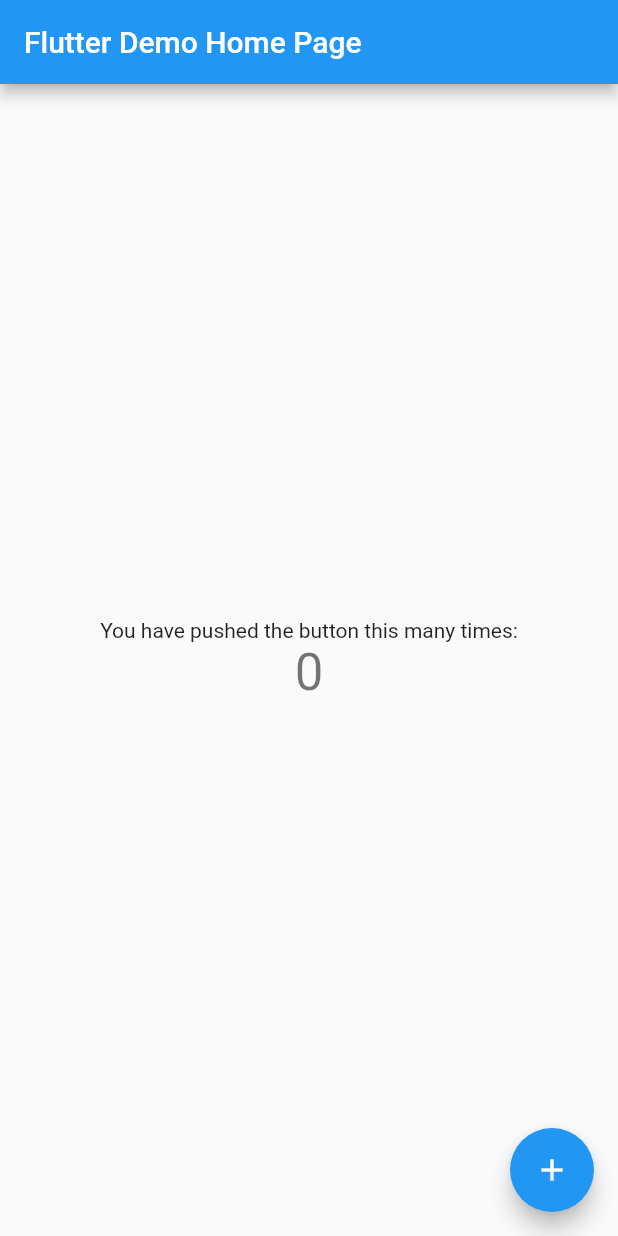
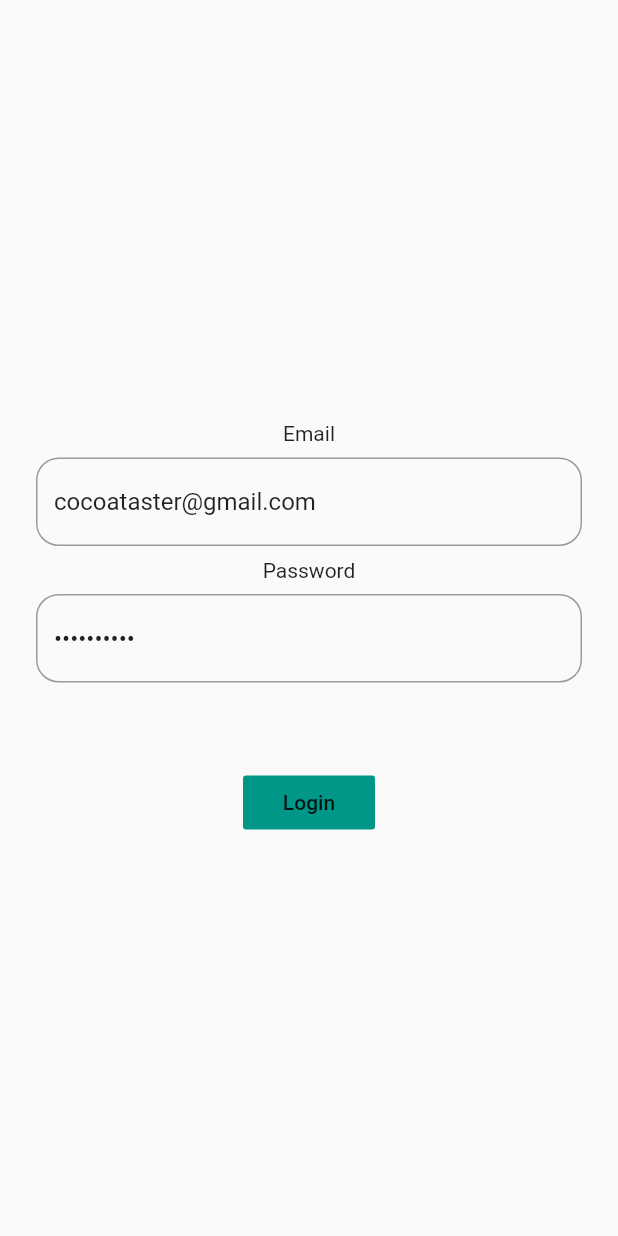
Before and after one commit to cocoataster/KCB-MVP, a Flutter app: the screen it shows after launch, on a phone screen of 412 x 824 dp. Run offline on Flutter 3.47's test engine with Material 2 defaults, Android fonts, the phone set to English and light mode, and no system bars; our stand-ins replace flutter_secure_storage, get_it.

Commit message:
Add: Login model, screen and api call

```diff
--- /dev/null
+++ b/lib/core/services/api.dart
@@ -0,0 +1,32 @@
+import 'package:http/http.dart' as http;
+import 'package:sounds_good/core/services/storage.dart';
+
+class Api {
+  static const endpoint = 'http://ec2-52-87-34-66.compute-1.amazonaws.com';
+
+  var client = http.Client();
+
+  Future createUser(String email, String password) async {
+    var body = {"email": email, "password": password};
+
+    var response = await client.post('$endpoint/users/create', body: body);
+    print(response.body);
+  }
+
+  Future<bool> login(String email, String password) async {
+    var body = {"email": email, "password": password};
+
+    var response = await client.post('$endpoint/users/login', body: body);
+    print('Login response: ${response.body}');
+
+    switch (response.statusCode) {
+      case 200:
+        Storage.saveUserId(response.headers["id"]);
+        Storage.saveToken(response.headers["authorization"]);
+
+        return true;
+      default:
+        return false;
+    }
+  }
+}
--- /dev/null
+++ b/lib/core/viewmodels/login_model.dart
@@ -0,0 +1,23 @@
+import 'package:sounds_good/core/services/api.dart';
+import 'base_model.dart';
+import 'package:sounds_good/locator.dart';
+
+class LoginModel extends BaseModel {
+  final Api _api = locator<Api>();
+
+  Future<bool> login(String email, String password) async {
+    setState(ViewState.Busy);
+
+    if (email.isEmpty || password.isEmpty) {
+      setState(ViewState.Idle);
+
+      return false;
+    }
+
+    var success = await _api.login(email, password);
+
+    setState(ViewState.Idle);
+
+    return success;
+  }
+}
--- a/lib/main.dart
+++ b/lib/main.dart
@@ -1,111 +1,20 @@
 import 'package:flutter/material.dart';
+import 'package:sounds_good/locator.dart';
+import 'package:sounds_good/screens/router.dart';
 
-void main() => runApp(MyApp());
+void main() {
+  setupLocator();
+  runApp(MyApp());
+}
 
 class MyApp extends StatelessWidget {
-  // This widget is the root of your application.
   @override
   Widget build(BuildContext context) {
     return MaterialApp(
-      title: 'Flutter Demo',
-      theme: ThemeData(
-        // This is the theme of your application.
-        //
-        // Try running your application with "flutter run". You'll see the
-        // application has a blue toolbar. Then, without quitting the app, try
-        // changing the primarySwatch below to Colors.green and then invoke
-        // "hot reload" (press "r" in the console where you ran "flutter run",
-        // or simply save your changes to "hot reload" in a Flutter IDE).
-        // Notice that the counter didn't reset back to zero; the application
-        // is not restarted.
-        primarySwatch: Colors.blue,
-      ),
-      home: MyHomePage(title: 'Flutter Demo Home Page'),
+      title: 'Sounds Good',
+      theme: ThemeData(),
+      initialRoute: 'login',
+      onGenerateRoute: Router.generateRouter,
     );
   }
 }
-
-class MyHomePage extends StatefulWidget {
-  MyHomePage({Key key, this.title}) : super(key: key);
-
-  // This widget is the home page of your application. It is stateful, meaning
-  // that it has a State object (defined below) that contains fields that affect
-  // how it looks.
-
-  // This class is the configuration for the state. It holds the values (in this
-  // case the title) provided by the parent (in this case the App widget) and
-  // used by the build method of the State. Fields in a Widget subclass are
-  // always marked "final".
-
-  final String title;
-
-  @override
-  _MyHomePageState createState() => _MyHomePageState();
-}
-
-class _MyHomePageState extends State<MyHomePage> {
-  int _counter = 0;
-
-  void _incrementCounter() {
-    setState(() {
-      // This call to setState tells the Flutter framework that something has
-      // changed in this State, which causes it to rerun the build method below
-      // so that the display can reflect the updated values. If we changed
-      // _counter without calling setState(), then the build method would not be
-      // called again, and so nothing would appear to happen.
-      _counter++;
-    });
-  }
-
-  @override
-  Widget build(BuildContext context) {
-    // This method is rerun every time setState is called, for instance as done
-    // by the _incrementCounter method above.
-    //
-    // The Flutter framework has been optimized to make rerunning build methods
-    // fast, so that you can just rebuild anything that needs updating rather
-    // than having to individually change instances of widgets.
-    return Scaffold(
-      appBar: AppBar(
-        // Here we take the value from the MyHomePage object that was created by
-        // the App.build method, and use it to set our appbar title.
-        title: Text(widget.title),
-      ),
-      body: Center(
-        // Center is a layout widget. It takes a single child and positions it
-        // in the middle of the parent.
-        child: Column(
-          // Column is also a layout widget. It takes a list of children and
-          // arranges them vertically. By default, it sizes itself to fit its
-          // children horizontally, and tries to be as tall as its parent.
-          //
-          // Invoke "debug painting" (press "p" in the console, choose the
-          // "Toggle Debug Paint" action from the Flutter Inspector in Android
-          // Studio, or the "Toggle Debug Paint" command in Visual Studio Code)
-          // to see the wireframe for each widget.
-          //
-          // Column has various properties to control how it sizes itself and
-          // how it positions its children. Here we use mainAxisAlignment to
-          // center the children vertically; the main axis here is the vertical
-          // axis because Columns are vertical (the cross axis would be
-          // horizontal).
-          mainAxisAlignment: MainAxisAlignment.center,
-          children: <Widget>[
-            Text(
-              'You have pushed the button this many times:',
-            ),
-            Text(
-              '$_counter',
-              style: Theme.of(context).textTheme.display1,
-            ),
-          ],
-        ),
-      ),
-      floatingActionButton: FloatingActionButton(
-        onPressed: _incrementCounter,
-        tooltip: 'Increment',
-        child: Icon(Icons.add),
-      ), // This trailing comma makes auto-formatting nicer for build methods.
-    );
-  }
-}
--- /dev/null
+++ b/lib/screens/router.dart
@@ -0,0 +1,23 @@
+import 'package:flutter/material.dart';
+import 'package:flutter/widgets.dart';
+import 'views/login_view.dart';
+
+const String initialRoute = 'login';
+
+class Router {
+  static Route<dynamic> generateRouter(RouteSettings settings) {
+    switch (settings.name) {
+      case '/':
+        return MaterialPageRoute(builder: (context) => LoginView());
+      case 'login':
+        return MaterialPageRoute(builder: (context) => LoginView());
+      default:
+        return MaterialPageRoute(
+            builder: (_) => Scaffold(
+                  body: Center(
+                    child: Text('No route defined for ${settings.name}'),
+                  ),
+                ));
+    }
+  }
+}
--- a/lib/screens/views/base_view.dart
+++ b/lib/screens/views/base_view.dart
@@ -1,6 +1,5 @@
 import 'package:flutter/material.dart';
 import 'package:provider/provider.dart';
-
 import 'package:sounds_good/core/viewmodels/base_model.dart';
 import 'package:sounds_good/locator.dart';
 
--- /dev/null
+++ b/lib/screens/views/login_view.dart
@@ -0,0 +1,52 @@
+import 'package:flutter/material.dart';
+import 'package:provider/provider.dart';
+import 'package:sounds_good/locator.dart';
+import 'package:sounds_good/core/viewmodels/login_model.dart';
+import 'package:sounds_good/screens/widgets/login_header.dart';
+
+class LoginView extends StatefulWidget {
+  _LoginViewState createState() => _LoginViewState();
+}
+
+class _LoginViewState extends State<LoginView> {
+  final TextEditingController emailController =
+      TextEditingController(text: "cocoataster@gmail.com");
+  final TextEditingController passwordController =
+      TextEditingController(text: "soundsgood");
+
+  _handleLogin(LoginModel model) async {
+    var loginSuccess =
+        await model.login(emailController.text, passwordController.text);
+
+    if (loginSuccess) {
+      //Navigator.pushNamed(context, '');
+    }
+
+    return;
+  }
+
+  @override
+  Widget build(BuildContext context) {
+    return ChangeNotifierProvider<LoginModel>(
+      builder: (context) => locator<LoginModel>(),
+      child: Consumer<LoginModel>(
+        builder: (context, model, child) => Scaffold(
+          body: Column(
+            mainAxisAlignment: MainAxisAlignment.center,
+            children: <Widget>[
+              LoginHeader(emailController, passwordController),
+              Padding(
+                padding: EdgeInsets.symmetric(vertical: 16),
+              ),
+              FlatButton(
+                color: Colors.teal,
+                child: Text('Login'),
+                onPressed: () => _handleLogin(model),
+              )
+            ],
+          ),
+        ),
+      ),
+    );
+  }
+}
--- /dev/null
+++ b/lib/screens/widgets/login_header.dart
@@ -0,0 +1,31 @@
+import 'package:flutter/material.dart';
+import 'login_text_field.dart';
+
+class LoginHeader extends StatelessWidget {
+  final TextEditingController emailController;
+  final TextEditingController passwordController;
+
+  LoginHeader(this.emailController, this.passwordController);
+
+  @override
+  Widget build(BuildContext context) {
+    return Padding(
+      padding: const EdgeInsets.all(16.0),
+      child: Column(
+        children: <Widget>[
+          Text('Email'),
+          Padding(
+            padding: const EdgeInsets.all(8.0),
+            child: LoginTextField(
+                emailController, 'johnandyoko@soundsgood.jp', false),
+          ),
+          Text('Password'),
+          Padding(
+            padding: const EdgeInsets.all(8.0),
+            child: LoginTextField(passwordController, '******', true),
+          )
+        ],
+      ),
+    );
+  }
+}
--- /dev/null
+++ b/lib/screens/widgets/login_text_field.dart
@@ -0,0 +1,27 @@
+import 'package:flutter/material.dart';
+
+class LoginTextField extends StatelessWidget {
+  final TextEditingController controller;
+  final String hintText;
+  final bool isSensitive;
+
+  LoginTextField(this.controller, this.hintText, this.isSensitive);
+
+  @override
+  Widget build(BuildContext context) {
+    return Container(
+      child: TextField(
+        obscureText: isSensitive,
+        decoration: InputDecoration(
+            border: OutlineInputBorder(
+              borderSide: BorderSide(
+                color: Colors.blueGrey,
+              ),
+              borderRadius: BorderRadius.circular(15.0),
+            ),
+            hintText: hintText),
+        controller: controller,
+      ),
+    );
+  }
+}
```
Also changed, not shown: lib/core/services/storage.dart (added, +34 -0 lines), lib/locator.dart (+7 -1 lines).
